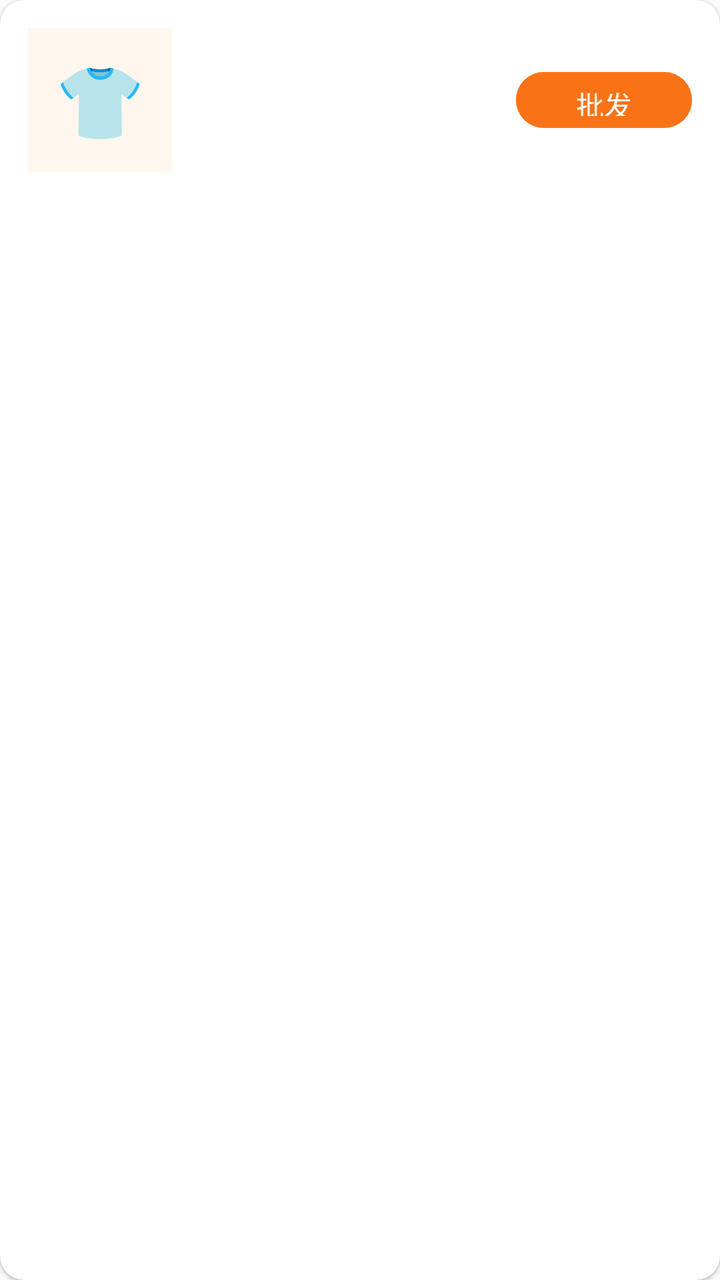
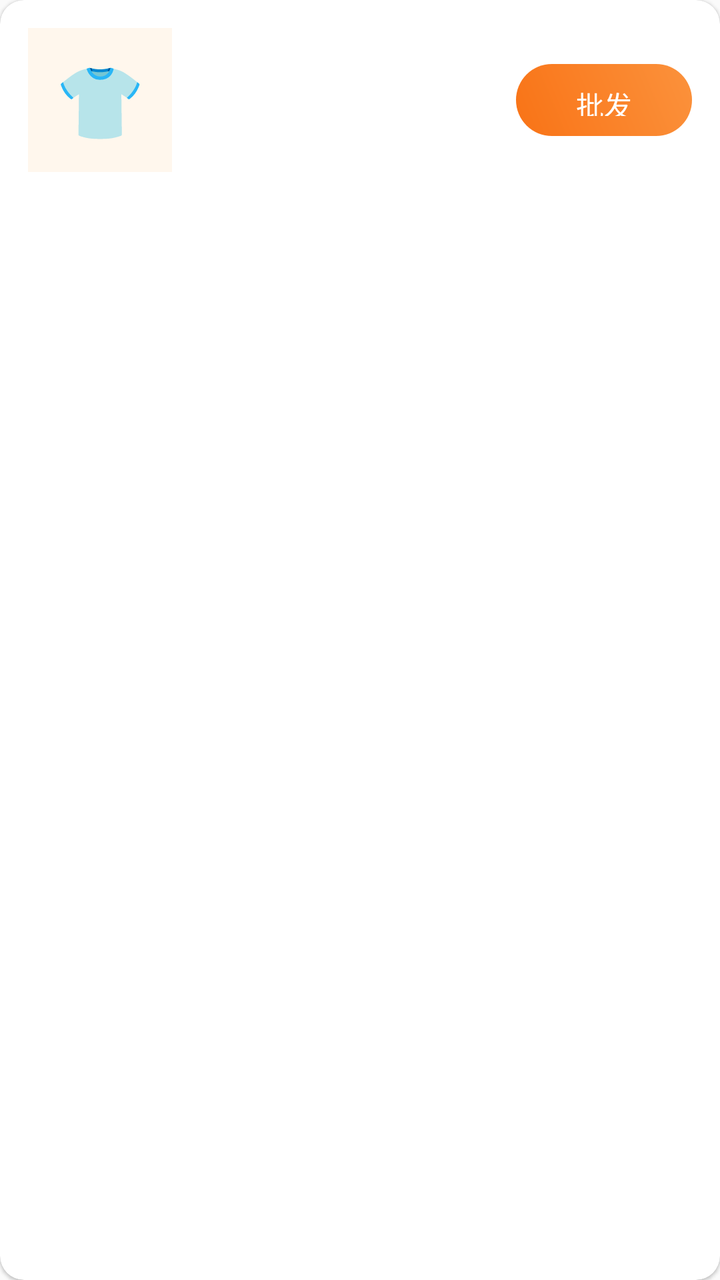

Two renders of the same Android screen: before a commit and after it. Below are the layout's source before the change and the commit's diff.
<!-- AndroidManifest.xml: application theme Theme.ClothingSI -->
<!-- res/layout/item_shared_product.xml -->
<?xml version="1.0" encoding="utf-8"?>
<androidx.cardview.widget.CardView xmlns:android="http://schemas.android.com/apk/res/android"
    xmlns:app="http://schemas.android.com/apk/res-auto"
    android:layout_width="match_parent" android:layout_height="wrap_content"
    android:layout_marginBottom="12dp"
    app:cardCornerRadius="12dp" app:cardElevation="1dp">
    <LinearLayout android:layout_width="match_parent" android:layout_height="wrap_content"
        android:orientation="horizontal" android:padding="14dp">
        <TextView android:id="@+id/tv_product_emoji" android:layout_width="72dp" android:layout_height="72dp"
            android:text="👕" android:gravity="center" android:textSize="36sp"
            android:background="@color/md_primary_container" />
        <LinearLayout android:layout_width="0dp" android:layout_height="wrap_content"
            android:layout_weight="1" android:layout_marginStart="12dp" android:orientation="vertical"
            android:gravity="center_vertical">
            <TextView android:id="@+id/tv_product_name" android:layout_width="wrap_content"
                android:layout_height="wrap_content" android:textSize="15sp" android:textStyle="bold"
                android:textColor="@color/md_on_surface" />
            <TextView android:id="@+id/tv_product_wholesaler" android:layout_width="wrap_content"
                android:layout_height="wrap_content" android:textSize="12sp"
                android:textColor="@color/md_on_surface_variant" />
            <TextView android:id="@+id/tv_product_price" android:layout_width="wrap_content"
                android:layout_height="wrap_content" android:textSize="16sp" android:textStyle="bold"
                android:textColor="@color/md_primary" android:layout_marginTop="4dp" />
        </LinearLayout>
        <com.google.android.material.button.MaterialButton android:id="@+id/btn_wholesale"
            android:layout_width="wrap_content" android:layout_height="36dp" android:text="批发"
            app:cornerRadius="18dp" android:layout_gravity="center"
            android:backgroundTint="@color/md_primary"
            android:textColor="@color/md_on_primary" />
    </LinearLayout>
</androidx.cardview.widget.CardView>
<!-- resources referenced by this layout -->
<resources>
  <color name="md_on_primary">#FFFFFF</color>
  <color name="md_on_surface">#1F2937</color>
  <color name="md_on_surface_variant">#9CA3AF</color>
  <color name="md_primary">#F97316</color>
  <color name="md_primary_container">#FFF7ED</color>
  <style name="Theme.ClothingSI" parent="Theme.Material3.Light.NoActionBar">
          
          <item name="colorPrimary">@color/md_primary</item>
          <item name="colorOnPrimary">@color/md_on_primary</item>
          <item name="colorPrimaryContainer">@color/md_primary_container</item>
          <item name="colorOnPrimaryContainer">@color/md_on_primary_container</item>
  
          
          <item name="colorSecondary">@color/md_secondary</item>
          <item name="colorOnSecondary">@color/md_on_secondary</item>
          <item name="colorSecondaryContainer">@color/md_secondary_container</item>
          <item name="colorOnSecondaryContainer">@color/md_on_secondary_container</item>
  
          
          <item name="android:colorBackground">@color/md_surface_container_low</item>
          <item name="colorSurface">@color/md_surface</item>
          <item name="colorOnSurface">@color/md_on_surface</item>
          <item name="colorOnSurfaceVariant">@color/md_on_surface_variant</item>
  
          
          <item name="colorOutline">@color/md_outline</item>
          <item name="colorOutlineVariant">@color/md_outline_variant</item>
  
          
          <item name="colorError">@color/md_error</item>
          <item name="colorOnError">@color/md_on_error</item>
  
          
          <item name="android:statusBarColor">@android:color/transparent</item>
          <item name="android:navigationBarColor">@color/md_surface</item>
          <item name="android:windowLightStatusBar">true</item>
  
          
          <item name="android:fontFamily">sans-serif</item>
          <item name="android:textViewStyle">@style/TextView.Base</item>
      </style>
  <color name="md_on_primary_container">#5C3D00</color>
  <color name="md_secondary">#2563EB</color>
  <color name="md_on_secondary">#FFFFFF</color>
  <color name="md_secondary_container">#DBEAFE</color>
  <color name="md_on_secondary_container">#001A3E</color>
  <color name="md_surface_container_low">#FAFAFA</color>
  <color name="md_surface">#FFFFFF</color>
  <color name="md_outline">#9CA3AF</color>
  <color name="md_outline_variant">#D1D5DB</color>
  <color name="md_error">#EF4444</color>
  <color name="md_on_error">#FFFFFF</color>
  <style name="TextView.Base" parent="android:Widget.TextView">
          <item name="android:fontFamily">sans-serif</item>
      </style>
</resources>

<!-- the commit's change to res/layout/item_shared_product.xml (unified diff, before → after) -->
@@ -25,7 +25,7 @@
         <com.google.android.material.button.MaterialButton android:id="@+id/btn_wholesale"
             android:layout_width="wrap_content" android:layout_height="36dp" android:text="批发"
             app:cornerRadius="18dp" android:layout_gravity="center"
-            android:backgroundTint="@color/md_primary"
+            android:background="@drawable/btn_gradient_primary" app:backgroundTint="@null"
             android:textColor="@color/md_on_primary" />
     </LinearLayout>
 </androidx.cardview.widget.CardView>
<!-- resource entries referenced after the edit -->
@@ -5,6 +5,15 @@
   <color name="md_on_surface_variant">#9CA3AF</color>
   <color name="md_primary">#F97316</color>
   <color name="md_primary_container">#FFF7ED</color>
+  <!-- drawable btn_gradient_primary (drawable) -->
+  <?xml version="1.0" encoding="utf-8"?>
+  <shape xmlns:android="http://schemas.android.com/apk/res/android" android:shape="rectangle">
+      <corners android:radius="26dp" />
+      <gradient
+          android:startColor="#F97316"
+          android:endColor="#FB923C"
+          android:angle="45" />
+  </shape>
   <style name="Theme.ClothingSI" parent="Theme.Material3.Light.NoActionBar">
           
           <item name="colorPrimary">@color/md_primary</item>
